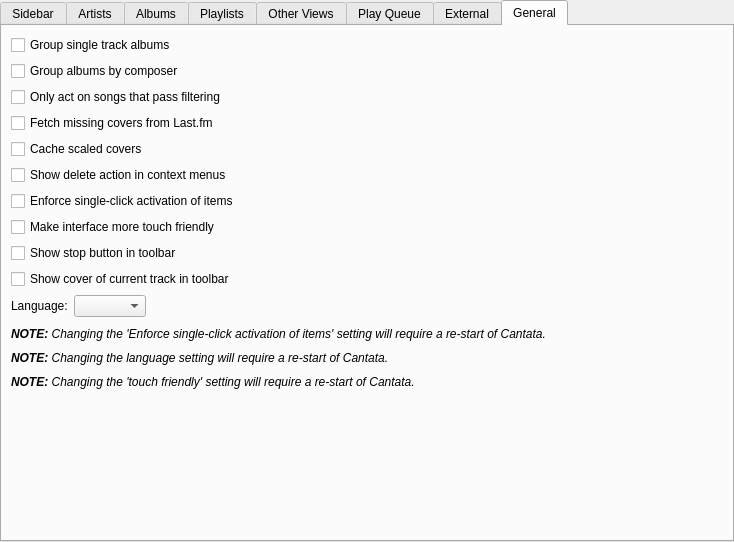
First picture: the form in gui/interfacesettings.ui, repository CDrummond/cantata, before the edit.
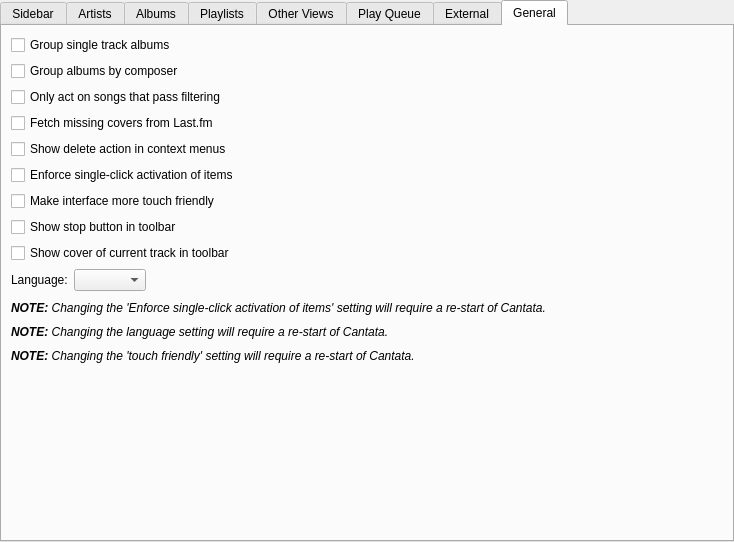
Second picture: the form after the edit. The open tabs and pages were chosen to show the change. Custom widgets are drawn as their Qt base class.

Commit message: - Remove GUI option to control saving of scaled covers. This is enabled by default, and can be toggled via the config file. - Dont re-load view when sort changes.

```diff
--- a/gui/interfacesettings.ui
+++ b/gui/interfacesettings.ui
@@ -735,27 +735,20 @@
           </widget>
          </item>
          <item row="4" column="0" colspan="2">
-          <widget class="QCheckBox" name="cacheScaledCovers">
-           <property name="text">
-            <string>Cache scaled covers</string>
-           </property>
-          </widget>
-         </item>
-         <item row="5" column="0" colspan="2">
           <widget class="QCheckBox" name="showDeleteAction">
            <property name="text">
             <string>Show delete action in context menus</string>
            </property>
           </widget>
          </item>
-         <item row="6" column="0" colspan="2">
+         <item row="5" column="0" colspan="2">
           <widget class="QCheckBox" name="forceSingleClick">
            <property name="text">
             <string>Enforce single-click activation of items</string>
            </property>
           </widget>
          </item>
-         <item row="7" column="0" colspan="2">
+         <item row="6" column="0" colspan="2">
           <widget class="QCheckBox" name="touchFriendly">
            <property name="toolTip">
             <string>&lt;p&gt;This will change Cantata's interface as detailed:
@@ -766,21 +759,21 @@
            </property>
           </widget>
          </item>
-         <item row="8" column="0" colspan="2">
+         <item row="7" column="0" colspan="2">
           <widget class="QCheckBox" name="showStopButton">
            <property name="text">
             <string>Show stop button in toolbar</string>
            </property>
           </widget>
          </item>
-         <item row="9" column="0" colspan="2">
+         <item row="8" column="0" colspan="2">
           <widget class="QCheckBox" name="showCoverWidget">
            <property name="text">
             <string>Show cover of current track in toolbar</string>
            </property>
           </widget>
          </item>
-         <item row="10" column="0">
+         <item row="9" column="0">
           <widget class="BuddyLabel" name="langLabel">
            <property name="text">
             <string>Language:</string>
@@ -790,7 +783,7 @@
            </property>
           </widget>
          </item>
-         <item row="10" column="1">
+         <item row="9" column="1">
           <widget class="QComboBox" name="lang"/>
          </item>
         </layout>
```
The commit also changes 12 other files.
